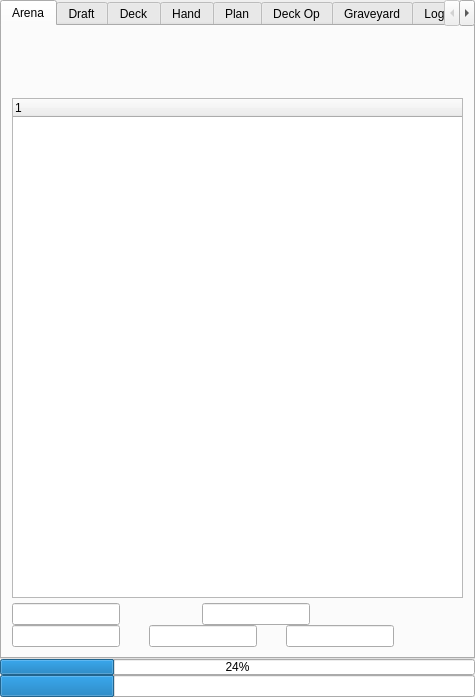
Old version of the form mainwindow.ui in the repository supertriodo/Arena-Tracker.
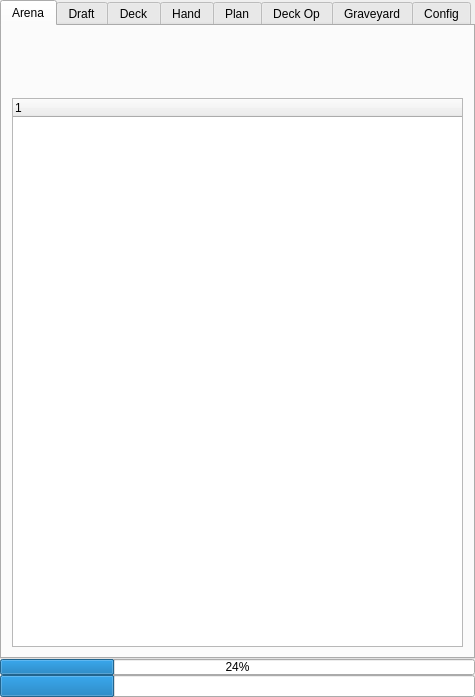
New version of the form. Icons and pictures are not drawn. Custom widgets are drawn as their Qt base class.

Commit message: Cleanup: Trackobot removed from everywhere except trackobotuploader class. Copy, saving and load at startup of logs removed. Remove of log tab and pLog. Removed zero2heroes commented code and config slider. Removed web stats and replay buttons from games tab.

What changed in the file:
```diff
--- a/mainwindow.ui
+++ b/mainwindow.ui
@@ -216,223 +216,6 @@
             </column>
            </widget>
           </item>
-          <item>
-           <layout class="QVBoxLayout" name="verticalLayoutRewards">
-            <property name="spacing">
-             <number>0</number>
-            </property>
-            <item>
-             <layout class="QHBoxLayout" name="horizontalLayoutRewards1">
-              <item>
-               <widget class="QLineEdit" name="lineEditGold">
-                <property name="sizePolicy">
-                 <sizepolicy hsizetype="Preferred" vsizetype="Fixed">
-                  <horstretch>0</horstretch>
-                  <verstretch>0</verstretch>
-                 </sizepolicy>
-                </property>
-                <property name="frame">
-                 <bool>true</bool>
-                </property>
-                <property name="alignment">
-                 <set>Qt::AlignRight|Qt::AlignTrailing|Qt::AlignVCenter</set>
-                </property>
-               </widget>
-              </item>
-              <item>
-               <widget class="QLabel" name="labelGold">
-                <property name="toolTip">
-                 <string>Gold</string>
-                </property>
-                <property name="text">
-                 <string/>
-                </property>
-                <property name="pixmap">
-                 <pixmap resource="arenatracker.qrc">:/Images/gold.png</pixmap>
-                </property>
-               </widget>
-              </item>
-              <item>
-               <widget class="QLineEdit" name="lineEditArcaneDust">
-                <property name="sizePolicy">
-                 <sizepolicy hsizetype="Preferred" vsizetype="Fixed">
-                  <horstretch>0</horstretch>
-                  <verstretch>0</verstretch>
-                 </sizepolicy>
-                </property>
-                <property name="frame">
-                 <bool>true</bool>
-                </property>
-                <property name="alignment">
-                 <set>Qt::AlignRight|Qt::AlignTrailing|Qt::AlignVCenter</set>
-                </property>
-               </widget>
-              </item>
-              <item>
-               <widget class="QLabel" name="labelArcaneDust">
-                <property name="toolTip">
-                 <string>Arcane Dust</string>
-                </property>
-                <property name="text">
-                 <string/>
-                </property>
-                <property name="pixmap">
-                 <pixmap resource="arenatracker.qrc">:/Images/arcanedust.png</pixmap>
-                </property>
-               </widget>
-              </item>
-              <item>
-               <widget class="QPushButton" name="rewardsYesButton">
-                <property name="focusPolicy">
-                 <enum>Qt::NoFocus</enum>
-                </property>
-                <property name="text">
-                 <string/>
-                </property>
-                <property name="icon">
-                 <iconset>
-                  <normalon>:/Images/win.png</normalon>
-                 </iconset>
-                </property>
-                <property name="iconSize">
-                 <size>
-                  <width>24</width>
-                  <height>24</height>
-                 </size>
-                </property>
-                <property name="flat">
-                 <bool>true</bool>
-                </property>
-               </widget>
-              </item>
-             </layout>
-            </item>
-            <item>
-             <layout class="QHBoxLayout" name="horizontalLayoutRewards2">
-              <property name="spacing">
-               <number>5</number>
-              </property>
-              <item>
-               <widget class="QLineEdit" name="lineEditPack">
-                <property name="sizePolicy">
-                 <sizepolicy hsizetype="Preferred" vsizetype="Fixed">
-                  <horstretch>0</horstretch>
-                  <verstretch>0</verstretch>
-                 </sizepolicy>
-                </property>
-                <property name="maximumSize">
-                 <size>
-                  <width>16777215</width>
-                  <height>16777215</height>
-                 </size>
-                </property>
-                <property name="frame">
-                 <bool>true</bool>
-                </property>
-                <property name="alignment">
-                 <set>Qt::AlignRight|Qt::AlignTrailing|Qt::AlignVCenter</set>
-                </property>
-               </widget>
-              </item>
-              <item>
-               <widget class="QLabel" name="labelPack">
-                <property name="toolTip">
-                 <string>Booster packs</string>
-                </property>
-                <property name="text">
-                 <string/>
-                </property>
-                <property name="pixmap">
-                 <pixmap resource="arenatracker.qrc">:/Images/boosterpack.png</pixmap>
-                </property>
-               </widget>
-              </item>
-              <item>
-               <widget class="QLineEdit" name="lineEditPlainCard">
-                <property name="sizePolicy">
-                 <sizepolicy hsizetype="Preferred" vsizetype="Fixed">
-                  <horstretch>0</horstretch>
-                  <verstretch>0</verstretch>
-                 </sizepolicy>
-                </property>
-                <property name="frame">
-                 <bool>true</bool>
-                </property>
-                <property name="alignment">
-                 <set>Qt::AlignRight|Qt::AlignTrailing|Qt::AlignVCenter</set>
-                </property>
-               </widget>
-              </item>
-              <item>
-               <widget class="QLabel" name="labelPlainCard">
-                <property name="toolTip">
-                 <string>Plain cards</string>
-                </property>
-                <property name="text">
-                 <string/>
-                </property>
-                <property name="pixmap">
-                 <pixmap resource="arenatracker.qrc">:/Images/cardplain.png</pixmap>
-                </property>
-               </widget>
-              </item>
-              <item>
-               <widget class="QLineEdit" name="lineEditGoldCard">
-                <property name="sizePolicy">
-                 <sizepolicy hsizetype="Preferred" vsizetype="Fixed">
-                  <horstretch>0</horstretch>
-                  <verstretch>0</verstretch>
-                 </sizepolicy>
-                </property>
-                <property name="frame">
-                 <bool>true</bool>
-                </property>
-                <property name="alignment">
-                 <set>Qt::AlignRight|Qt::AlignTrailing|Qt::AlignVCenter</set>
-                </property>
-               </widget>
-              </item>
-              <item>
-               <widget class="QLabel" name="labelGoldCard">
-                <property name="toolTip">
-                 <string>Golden cards</string>
-                </property>
-                <property name="text">
-                 <string/>
-                </property>
-                <property name="pixmap">
-                 <pixmap resource="arenatracker.qrc">:/Images/cardgold.png</pixmap>
-                </property>
-               </widget>
-              </item>
-              <item>
-               <widget class="QPushButton" name="rewardsNoButton">
-                <property name="focusPolicy">
-                 <enum>Qt::NoFocus</enum>
-                </property>
-                <property name="text">
-                 <string/>
-                </property>
-                <property name="icon">
-                 <iconset>
-                  <normalon>:/Images/lose.png</normalon>
-                 </iconset>
-                </property>
-                <property name="iconSize">
-                 <size>
-                  <width>24</width>
-                  <height>24</height>
-                 </size>
-                </property>
-                <property name="flat">
-                 <bool>true</bool>
-                </property>
-               </widget>
-              </item>
-             </layout>
-            </item>
-           </layout>
-          </item>
          </layout>
         </widget>
         <widget class="QWidget" name="tabDraft">
@@ -1490,44 +1273,6 @@
           </item>
          </layout>
         </widget>
-        <widget class="QWidget" name="tabLog">
-         <attribute name="title">
-          <string>Log</string>
-         </attribute>
-         <layout class="QVBoxLayout" name="verticalLayout_3">
-          <property name="spacing">
-           <number>5</number>
-          </property>
-          <property name="leftMargin">
-           <number>10</number>
-          </property>
-          <property name="topMargin">
-           <number>45</number>
-          </property>
-          <property name="rightMargin">
-           <number>10</number>
-          </property>
-          <property name="bottomMargin">
-           <number>10</number>
-          </property>
-          <item>
-           <widget class="QTextEdit" name="logTextEdit">
-            <property name="maximumSize">
-             <size>
-              <width>16777215</width>
-              <height>16777215</height>
-             </size>
-            </property>
-            <property name="acceptDrops">
-             <bool>false</bool>
-            </property>
-            <property name="readOnly">
-             <bool>true</bool>
-            </property>
-           </widget>
-          </item>
-         </layout>
-        </widget>
         <widget class="QWidget" name="tabConfig">
          <attribute name="title">
           <string>Config</string>
```
Left out of the diff: 115 changed lines with no effect on the pictures. The commit also changes 32 other files.
